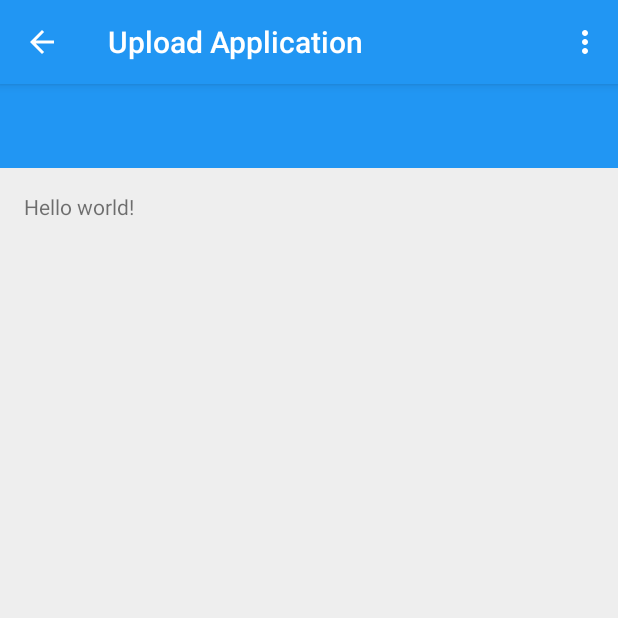
After one commit to BuildmLearn/BuildmLearn-Toolkit-Android, an Android app: the UploadActivity screen opened directly, with no data from a screen before it, on a phone screen of 412 x 824 dp, the top half of it. The commit adds this screen. Run offline under Robolectric (Android 15) with nearby library versions, the phone set to English and light mode, and no system bars.

Commit message:
Added Upload Activity for publishing activity application

```diff
--- a/source-code/app/src/main/AndroidManifest.xml
+++ b/source-code/app/src/main/AndroidManifest.xml
@@ -1,91 +1,98 @@
 <?xml version="1.0" encoding="utf-8"?>
-<manifest package="org.buildmlearn.toolkit"
-          xmlns:android="http://schemas.android.com/apk/res/android">
+<manifest xmlns:android="http://schemas.android.com/apk/res/android"
+    package="org.buildmlearn.toolkit" >
 
-    <uses-permission android:name="android.permission.WRITE_EXTERNAL_STORAGE"/>
-    <uses-permission android:name="android.permission.READ_EXTERNAL_STORAGE"/>
-    <uses-permission android:name="android.permission.INTERNET"/>
+    <uses-permission android:name="android.permission.WRITE_EXTERNAL_STORAGE" />
+    <uses-permission android:name="android.permission.READ_EXTERNAL_STORAGE" />
+    <uses-permission android:name="android.permission.INTERNET" />
 
     <uses-feature
         android:name="android.hardware.camera"
-        android:required="true"/>
+        android:required="true" />
 
     <application
         android:name=".ToolkitApplication"
         android:allowBackup="true"
         android:icon="@mipmap/ic_launcher"
         android:label="@string/app_name"
-        android:theme="@style/AppTheme">
+        android:theme="@style/AppTheme" >
         <activity
             android:name=".activity.HomeActivity"
             android:label="@string/app_name"
-            android:theme="@style/AppTheme.NoActionBar">
+            android:theme="@style/AppTheme.NoActionBar" >
         </activity>
         <activity
             android:name=".simulator.Simulator"
             android:label="@string/title_activity_simulator"
             android:screenOrientation="portrait"
-            android:theme="@style/Buildmlearn.FullScreen"/>
+            android:theme="@style/Buildmlearn.FullScreen" />
         <activity
             android:name=".activity.TemplateActivity"
             android:label="@string/title_activity_template"
             android:parentActivityName=".activity.HomeActivity"
-            android:theme="@style/AppTheme.NoActionBar">
+            android:theme="@style/AppTheme.NoActionBar" >
             <meta-data
                 android:name="android.support.PARENT_ACTIVITY"
-                android:value="org.buildmlearn.toolkit.activity.HomeActivity"/>
+                android:value="org.buildmlearn.toolkit.activity.HomeActivity" />
         </activity>
         <activity
             android:name=".activity.TemplateEditor"
             android:label="@string/title_activity_template_editor"
-            android:theme="@style/AppTheme.NoActionBar">
-
+            android:theme="@style/AppTheme.NoActionBar" >
         </activity>
 
         <meta-data
             android:name="io.fabric.ApiKey"
-            android:value="c1d33469d628f14f5b248cb6d6dcf6de726ef5e3"/>
+            android:value="c1d33469d628f14f5b248cb6d6dcf6de726ef5e3" />
 
         <activity
             android:name=".activity.FirstRunActivity"
             android:label="@string/app_name"
             android:theme="@style/Buildmlearn.FullScreen"
-            android:windowSoftInputMode="adjustPan">
+            android:windowSoftInputMode="adjustPan" >
             <intent-filter>
-                <action android:name="android.intent.action.MAIN"/>
+                <action android:name="android.intent.action.MAIN" />
 
-                <category android:name="android.intent.category.LAUNCHER"/>
+                <category android:name="android.intent.category.LAUNCHER" />
             </intent-filter>
         </activity>
         <activity
             android:name=".activity.TutorialActivity"
             android:label="@string/title_activity_tutorial"
-            android:theme="@style/Buildmlearn.FullScreen">
+            android:theme="@style/Buildmlearn.FullScreen" >
         </activity>
         <activity
             android:name=".activity.AboutBuildmLearn"
             android:label="@string/title_activity_about_buildm_learn"
             android:parentActivityName=".activity.HomeActivity"
-            android:theme="@style/AppTheme.NoActionBar">
+            android:theme="@style/AppTheme.NoActionBar" >
             <meta-data
                 android:name="android.support.PARENT_ACTIVITY"
-                android:value="org.buildmlearn.toolkit.activity.HomeActivity"/>
+                android:value="org.buildmlearn.toolkit.activity.HomeActivity" />
         </activity>
         <activity
             android:name=".activity.DeepLinkerActivity"
-            android:label="@string/title_activity_deep_linker">
+            android:label="@string/title_activity_deep_linker" >
             <intent-filter
                 android:icon="@mipmap/ic_launcher"
                 android:label="@string/app_name"
-                android:priority="1">
-                <action android:name="android.intent.action.VIEW"/>
+                android:priority="1" >
+                <action android:name="android.intent.action.VIEW" />
 
-                <category android:name="android.intent.category.DEFAULT"/>
+                <category android:name="android.intent.category.DEFAULT" />
 
-                <data android:scheme="file"/>
-                <data android:host="*"/>
-                <data android:pathPattern=".*\\.buildmlearn"/>
+                <data android:scheme="file" />
+                <data android:host="*" />
+                <data android:pathPattern=".*\\.buildmlearn" />
             </intent-filter>
+        </activity>
+        <activity
+            android:name=".activity.UploadActivity"
+            android:label="@string/title_activity_upload"
+            android:parentActivityName=".activity.TemplateEditor" >
+            <meta-data
+                android:name="android.support.PARENT_ACTIVITY"
+                android:value="org.buildmlearn.toolkit.activity.TemplateEditor" />
         </activity>
     </application>
 
--- /dev/null
+++ b/source-code/app/src/main/java/org/buildmlearn/toolkit/activity/UploadActivity.java
@@ -0,0 +1,39 @@
+package org.buildmlearn.toolkit.activity;
+
+import android.support.v7.app.AppCompatActivity;
+import android.os.Bundle;
+import android.view.Menu;
+import android.view.MenuItem;
+
+import org.buildmlearn.toolkit.R;
+
+public class UploadActivity extends AppCompatActivity {
+
+    @Override
+    protected void onCreate(Bundle savedInstanceState) {
+        super.onCreate(savedInstanceState);
+        setContentView(R.layout.activity_upload);
+    }
+
+    @Override
+    public boolean onCreateOptionsMenu(Menu menu) {
+        // Inflate the menu; this adds items to the action bar if it is present.
+        getMenuInflater().inflate(R.menu.menu_upload, menu);
+        return true;
+    }
+
+    @Override
+    public boolean onOptionsItemSelected(MenuItem item) {
+        // Handle action bar item clicks here. The action bar will
+        // automatically handle clicks on the Home/Up button, so long
+        // as you specify a parent activity in AndroidManifest.xml.
+        int id = item.getItemId();
+
+        //noinspection SimplifiableIfStatement
+        if (id == R.id.action_settings) {
+            return true;
+        }
+
+        return super.onOptionsItemSelected(item);
+    }
+}
--- /dev/null
+++ b/source-code/app/src/main/res/layout/activity_upload.xml
@@ -0,0 +1,29 @@
+<LinearLayout xmlns:android="http://schemas.android.com/apk/res/android"
+              xmlns:tools="http://schemas.android.com/tools"
+              android:layout_width="match_parent"
+              android:layout_height="match_parent"
+              android:orientation="vertical"
+              tools:context="$activity">
+
+    <android.support.v7.widget.Toolbar
+        android:id="@+id/toolbar"
+        style="@style/Toolbar.Buildmlearn"
+        android:layout_width="match_parent"
+        android:layout_height="?attr/actionBarSize"/>
+
+    <RelativeLayout
+        android:layout_width="match_parent"
+        android:layout_height="match_parent"
+        android:paddingBottom="@dimen/activity_vertical_margin"
+        android:paddingLeft="@dimen/activity_horizontal_margin"
+        android:paddingRight="@dimen/activity_horizontal_margin"
+        android:paddingTop="@dimen/activity_vertical_margin">
+
+        <TextView
+            android:layout_width="wrap_content"
+            android:layout_height="wrap_content"
+            android:text="@string/hello_world"/>
+    </RelativeLayout>
+
+
+</LinearLayout>
--- /dev/null
+++ b/source-code/app/src/main/res/menu/menu_upload.xml
@@ -0,0 +1,9 @@
+<menu xmlns:android="http://schemas.android.com/apk/res/android"
+      xmlns:app="http://schemas.android.com/apk/res-auto"
+      xmlns:tools="http://schemas.android.com/tools"
+      tools:context="org.buildmlearn.toolkit.activity.UploadActivity">
+    <item android:id="@+id/action_settings"
+          android:title="@string/action_settings"
+          android:orderInCategory="100"
+          app:showAsAction="never"/>
+</menu>
--- a/source-code/app/src/main/res/values/strings.xml
+++ b/source-code/app/src/main/res/values/strings.xml
@@ -410,4 +410,5 @@
         <item>History</item>
         <item>Chemistry</item>
     </string-array>
+    <string name="title_activity_upload">Upload Application</string>
 </resources>
```
